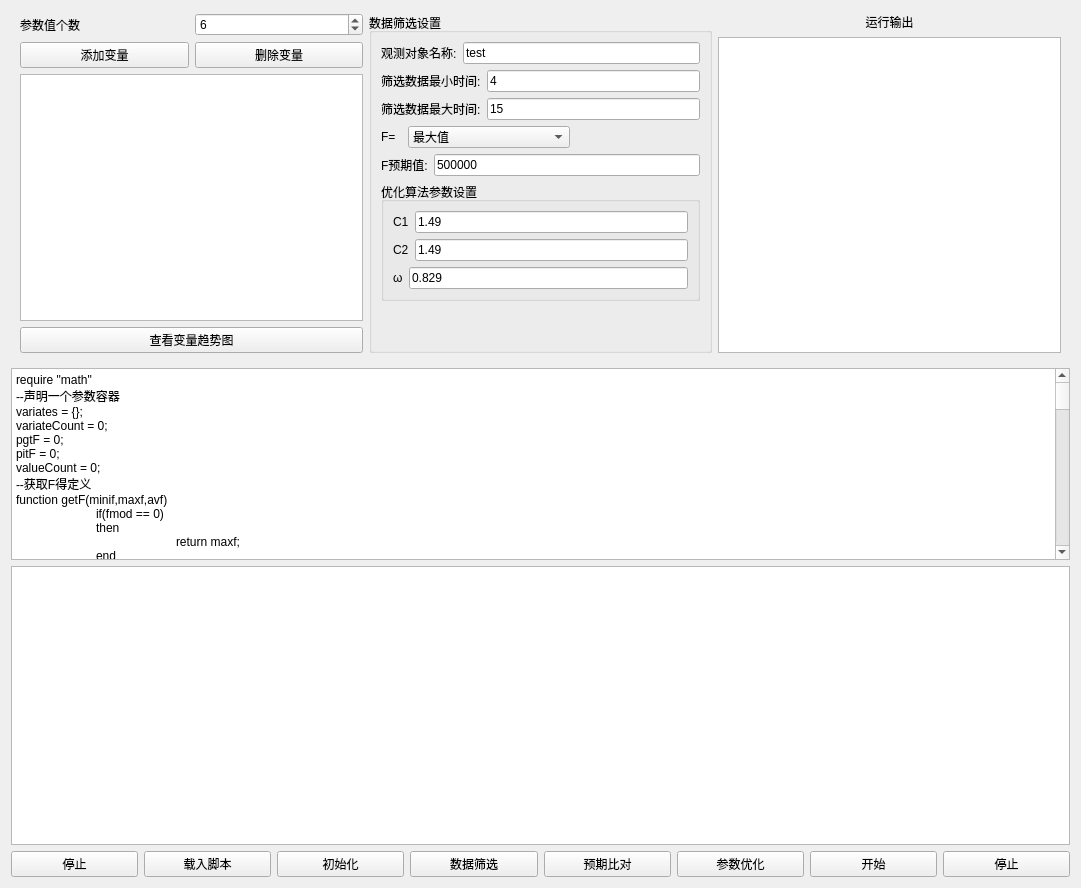
Qt form src/SmartContorl/SmartContorlUI.ui (BeQuiet1228/FreeCAD) before a commit.
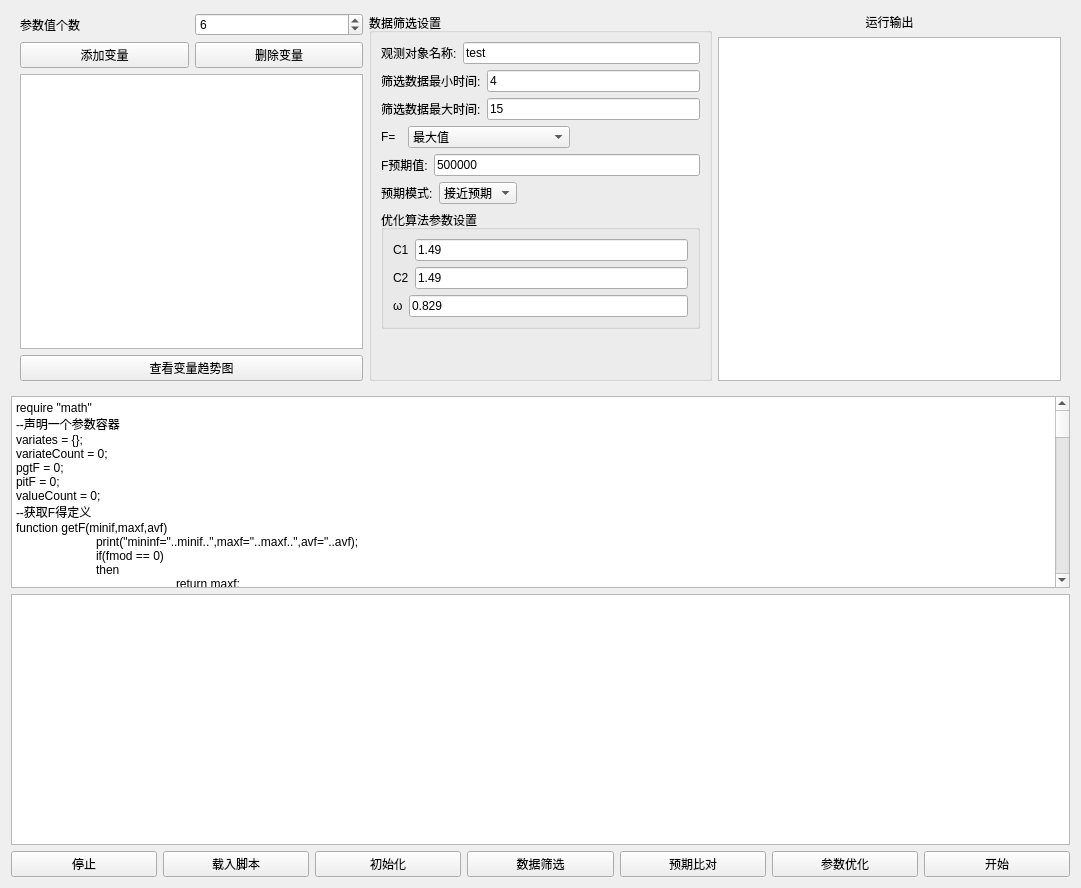
The same form after that commit. Custom widgets are drawn as their Qt base class.

```diff
--- a/src/SmartContorl/SmartContorlUI.ui
+++ b/src/SmartContorl/SmartContorlUI.ui
@@ -225,6 +225,50 @@
              </item>
             </layout>
            </item>
+           <item>
+            <layout class="QHBoxLayout" name="horizontalLayout_13">
+             <item>
+              <widget class="QLabel" name="label_11">
+               <property name="text">
+                <string>预期模式:</string>
+               </property>
+              </widget>
+             </item>
+             <item>
+              <widget class="QComboBox" name="comboBoxExcpcet">
+               <property name="sizePolicy">
+                <sizepolicy hsizetype="Minimum" vsizetype="Fixed">
+                 <horstretch>0</horstretch>
+                 <verstretch>0</verstretch>
+                </sizepolicy>
+               </property>
+               <item>
+                <property name="text">
+                 <string>接近预期</string>
+                </property>
+               </item>
+               <item>
+                <property name="text">
+                 <string>大于预期</string>
+                </property>
+               </item>
+              </widget>
+             </item>
+             <item>
+              <spacer name="horizontalSpacer_2">
+               <property name="orientation">
+                <enum>Qt::Horizontal</enum>
+               </property>
+               <property name="sizeHint" stdset="0">
+                <size>
+                 <width>40</width>
+                 <height>20</height>
+                </size>
+               </property>
+              </spacer>
+             </item>
+            </layout>
+           </item>
            <item>
             <widget class="QGroupBox" name="groupBox_2">
              <property name="title">
@@ -341,6 +385,7 @@
 valueCount = 0;
 --获取F得定义
 function getF(minif,maxf,avf)
+	print(&quot;mininf=&quot;..minif..&quot;,maxf=&quot;..maxf..&quot;,avf=&quot;..avf);
 	if(fmod == 0)
 	then
 		return maxf;
@@ -358,15 +403,45 @@
 		return avf*math.exp(-math.abs(maxf/avf - 2));
 	end
 end
+
 --判断两个f哪一个更符合预期
 --如果第一个f更符合预期 则返回true
 function compareF(f1,f2)
+if(excpectMod == 0)
+then
 	if(math.abs(f1 - excpectF) &lt; math.abs(f2 - excpectF))
 	then
 		return true;
 	end
 	return false;
 end
+if(excpectMod == 1)
+then
+	if(f1 &gt; f2)
+	then
+		return true;
+	end
+	return false;
+end
+end
+--保留五位数小数点的随机浮点数
+function randmoFloat(mini,max)
+	local bei = 100000;
+	local i = bei*mini;
+	local a = bei*max;
+	print(i);
+	print(a);
+	local rand = 0
+	if(i &lt; a)
+	then
+		rand = math.random(math.floor(i),math.floor(a));
+	else
+		rand = math.random(math.floor(a),math.floor(i));
+	end
+	
+	print(&quot;rand&quot;..rand);
+	return rand/bei;
+end
 --添加参数函数
 function addVar(name,max,mini,count)
     local var = {};
@@ -376,15 +451,14 @@
 	var.pgt = 0;
 	var.pit = {};
 	var.pitF = {};
-    --随机数只能取整数 所以需要将范围乘上一个足够大的数之后再取小数
-	local bei = 100000000;
     while(i &lt; count + 1)
 	do
 		--设置参数值
-		v[i] = math.random(mini*bei,max*bei)/bei;
+		v[i] = randmoFloat(mini,max);
 		--初始化参数的增量
 		local vitV = math.abs(mini - max)/2;
-		var.vit[i] = math.random(-vitV*bei,vitV*bei)/bei;
+		var.vit[i] = randmoFloat(-vitV,vitV);
+		--var.vit[i] = vitV;
 		var.pitF[i] = 0;
 		var.pit[i] = 0;
 		i = i + 1;
@@ -395,7 +469,9 @@
     var.mini = mini;
     variateCount = variateCount + 1;
     variates[variateCount] = var;
-    valueCount = count;
+	valueCount = count;
+	
+	print(&quot;------&quot;);
 end
 function rand()
 	return math.random();
@@ -465,7 +541,6 @@
 	end
 	local av = add/addCount;
 	local f = getF(mini,max,av);
-	cppPrint(&quot;f= &quot;..f);
 	addParam(f);
  end
  saveParamsInHistory();
@@ -478,15 +553,20 @@
  do
 	local F = getParam(groupIndex,index,0);
 	local pitF = variates[1].pitF[index + 1];
-	print(&quot;pitf=&quot;..pitF);
+	print(&quot;pitf=&quot;..pitF..&quot;,F=&quot;..F..&quot;,x=&quot;..variates[1].variate[index + 1]);
 	if(compareF(F,pitF))
 	then
 		local countIndex = 1;
 		while(countIndex &lt; variateCount + 1)
 		do
 			variates[countIndex].pitF[index + 1] = F;
-			print(&quot;pitf2=&quot;..variates[countIndex].pitF[index + 1]);
 			variates[countIndex].pit[index + 1] = variates[countIndex].variate[index + 1];
+			--local error = variates[countIndex].pit[index + 1];
+			--if( math.abs(F - 500093) &lt; 1 and math.abs(error - 0.029) &gt; 0.001)
+			--then
+			--	pgtF = 500000;
+			--end
+			--print(&quot;pitf=&quot;..F..&quot;pit=&quot;..variates[countIndex].pit[index + 1]);
 			countIndex = countIndex + 1;
 		end
     end
@@ -497,6 +577,7 @@
         while(tempIndex &lt; variateCount + 1)
         do
 			variates[tempIndex].pgt = variates[tempIndex].variate[index + 1];
+			print(&quot;pgtF=&quot;..F..&quot;pgt=&quot;..variates[tempIndex].pgt)
 			tempIndex = tempIndex + 1;
 		end
     end
@@ -506,11 +587,23 @@
 
 function resultExpcet()
  cppPrint(&quot;call result expcet&quot;);
- if(math.abs(pgtF - excpectF)&lt;30)
- then
+ --判断目标模式
+if(excpectMod == 0)
+then
+	if(math.abs(pgtF - excpectF)&lt;30)
+ 	then
 	return true;
- end
- return false;
+	end
+	return false;
+end
+if(excpectMod == 1)
+then
+   if(pgtF &gt; excpectF)
+	then
+   		return true;
+   	end
+   return false;
+end
 end
 function optimize()
  cppPrint(&quot;call optimize&quot;);
@@ -528,9 +621,6 @@
         local pgt = tempVariate.pgt;
         local mini = tempVariate.mini;
 		local max = tempVariate.max;
-		print(&quot;vi=&quot;..vit);
-		print(&quot;pit=&quot;..pit);
-		print(&quot;pgt=&quot;..pgt);
         temp = omiga*vit + c1*rand()*(pit - value) + c2*rand()*(pgt - value);
 		tempVariate.vit[index] = temp;
         value = value + temp;
@@ -615,13 +705,6 @@
        </property>
       </widget>
      </item>
-     <item>
-      <widget class="QPushButton" name="pushButton_8">
-       <property name="text">
-        <string>停止</string>
-       </property>
-      </widget>
-     </item>
     </layout>
    </item>
   </layout>
```
